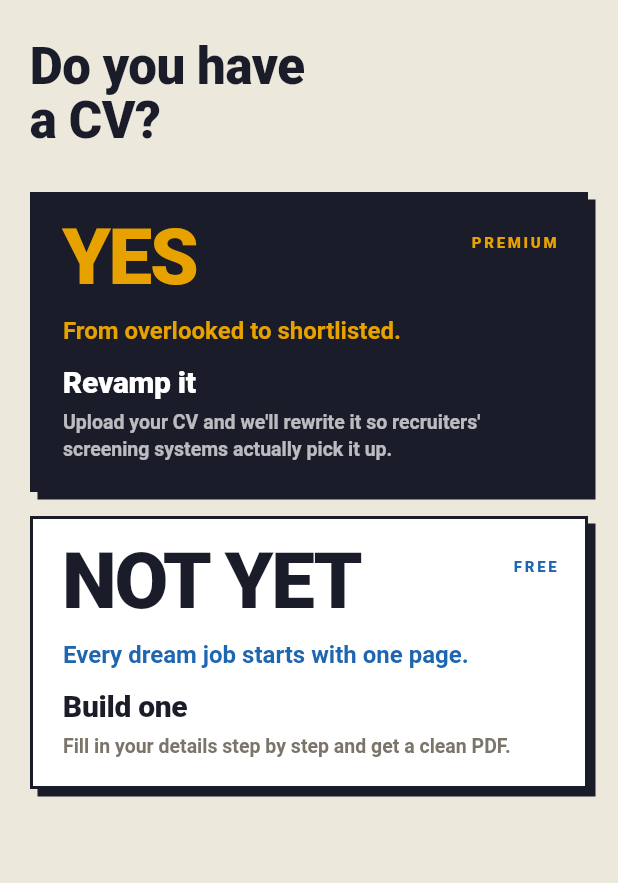
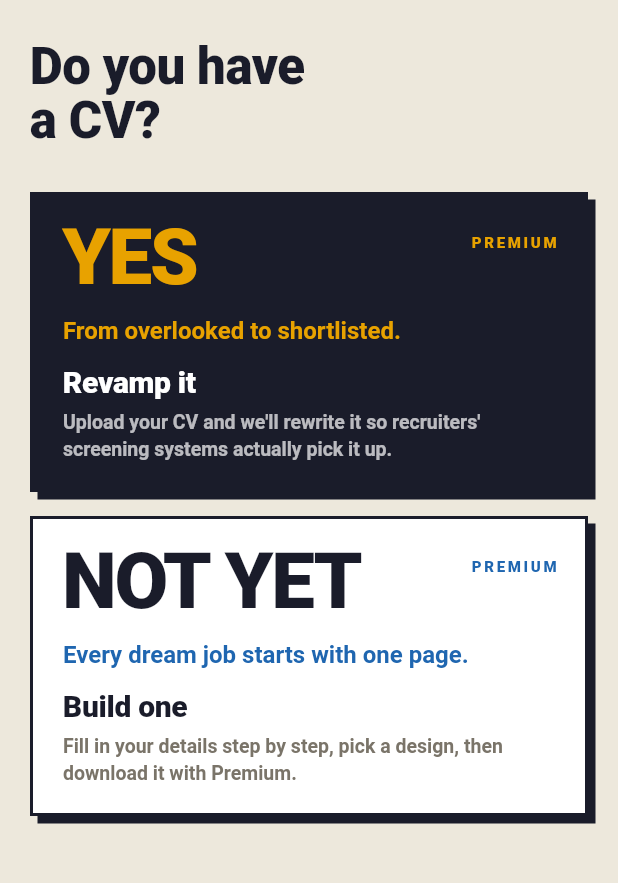
Before and after one commit to Banel-Mgwevu/itsago, a Flutter app: the CvBuilderChoiceScreen screen opened directly with empty values, on a phone screen of 412 x 824 dp, the part 99-982 px from its top. Run offline on Flutter 3.47's test engine with Material 3 defaults, Android fonts, the phone set to English and light mode, and no system bars; our stand-ins replace audioplayers, camera, cloud_firestore, cloud_functions, device_info_plus, file_picker and 19 more; missing offline and left inert: firebase_app_check, google_mlkit_face_detection, googleapis, in_app_purchase_android, in_app_purchase_storekit, record; accounts and stored records are empty; Roboto replaces fonts that are missing (Arial).

Commit message:
Build your CV: paywall at design choice (same as Revamp)

```diff
--- a/lib/ats_cv_builder_screen.dart
+++ b/lib/ats_cv_builder_screen.dart
@@ -1659,7 +1659,9 @@ Max 5 gaps. Return ONLY the JSON.''';
     if (_openingDesign) return;
     setState(() => _selectedDesign = i);
     _openingDesign = true;
-    final allowed = _freeBuild ||
+    // Both paths are Premium now: people build their CV for free, then the
+    // paywall opens when they choose a design to use.
+    final allowed =
         await Paywall.ensureAccess(context, PaywallFeature.cvDownload);
     _openingDesign = false;
     if (!allowed || !mounted) return;
@@ -1669,7 +1671,6 @@ Max 5 gaps. Return ONLY the JSON.''';
   }
 
   Future<bool> _canExport() async {
-    if (_freeBuild) return true; // free "Build your CV" path
     if (!mounted) return false;
     return Paywall.ensureAccess(context, PaywallFeature.cvDownload);
   }
@@ -1729,7 +1730,7 @@ Max 5 gaps. Return ONLY the JSON.''';
         subject: '${_s('name')} - Job-Ready ATS CV',
         text: _freeBuild
             ? 'I built my CV with ITSAGO AI. '
-              'Build yours free: ${StoreConfig.shareLink}'
+              'Build yours: ${StoreConfig.shareLink}'
             : 'My CV went from $before% to $after% with ITSAGO AI! '
               'Download the free app to build your job-ready ATS CV: '
               '${StoreConfig.shareLink}',
--- a/lib/cv_builder_choice_screen.dart
+++ b/lib/cv_builder_choice_screen.dart
@@ -48,8 +48,9 @@ class CvBuilderChoiceScreen extends StatelessWidget {
                 answer: 'NOT YET',
                 action: 'Build one',
                 dream: 'Every dream job starts with one page.',
-                detail: 'Fill in your details step by step and get a clean PDF.',
-                tag: 'FREE',
+                detail: 'Fill in your details step by step, pick a design, '
+                    'then download it with Premium.',
+                tag: 'PREMIUM',
                 onTap: () => _open(context, CvBuildFlowScreen(cameras: cameras)),
               ),
             ]),
```
